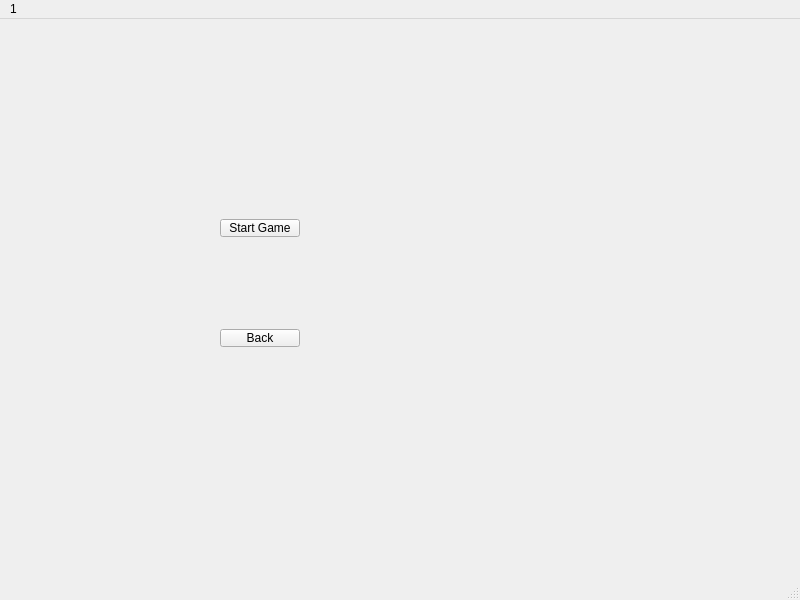
wzsCrossing/Generals-io, file src/window/mappage.ui: the form before one commit.
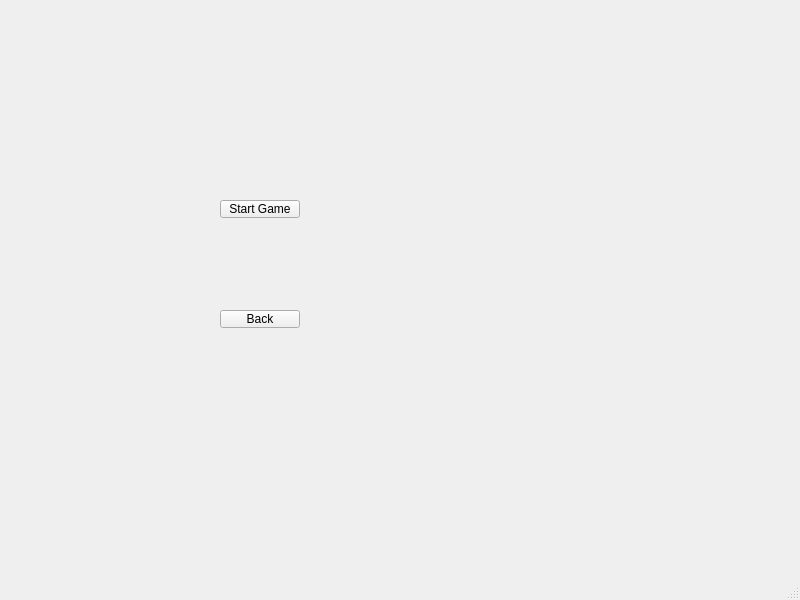
The form after the commit.

```diff
--- a/src/window/mappage.ui
+++ b/src/window/mappage.ui
@@ -50,12 +50,6 @@
      <height>17</height>
     </rect>
    </property>
-   <widget class="QMenu" name="menu1">
-    <property name="title">
-     <string>1</string>
-    </property>
-   </widget>
-   <addaction name="menu1"/>
   </widget>
   <widget class="QStatusBar" name="statusbar"/>
  </widget>
```
